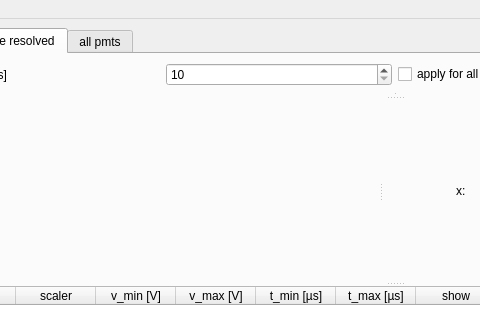
Before: the Qt Designer form TildaHost/source/Interface/LiveDataPlottingUi/Ui_LiveDataPlotting.ui in lasersphere/Tilda, drawn with Qt 5; both pictures show x 85 to 565 and y 0 to 320 of the 1023 by 600 pixel window.
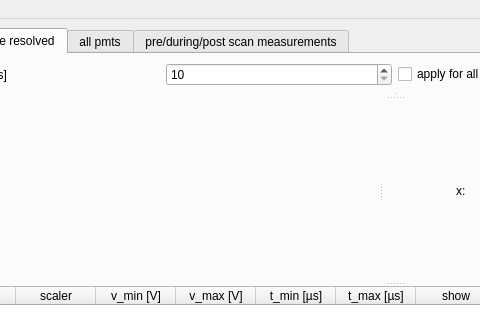
After: the same form once the commit is applied. The open tabs and pages were chosen to show the change.

Commit message: Towards a pre/dur/post live data tab...

Patch:
```diff
--- a/TildaHost/source/Interface/LiveDataPlottingUi/Ui_LiveDataPlotting.ui
+++ b/TildaHost/source/Interface/LiveDataPlottingUi/Ui_LiveDataPlotting.ui
@@ -461,6 +461,11 @@
         </item>
        </layout>
       </widget>
+      <widget class="QWidget" name="tab_pre_post_meas">
+       <attribute name="title">
+        <string>pre/during/post scan measurements</string>
+       </attribute>
+      </widget>
      </widget>
     </item>
    </layout>
```
Left out of the diff: 2 changed lines with no effect on the pictures. The commit also changes 8 other files.
